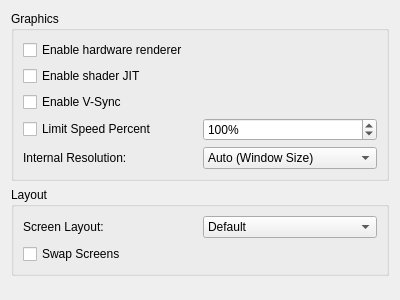
PabloMK7/citra, file src/citra_qt/configuration/configure_graphics.ui: the form before one commit.
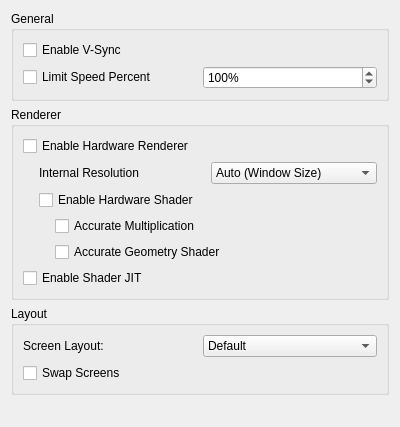
The form after the commit.

Commit message: citra-qt: add gpu shader emulation related configurations

```diff
--- a/src/citra_qt/configuration/configure_graphics.ui
+++ b/src/citra_qt/configuration/configure_graphics.ui
@@ -7,7 +7,7 @@
     <x>0</x>
     <y>0</y>
     <width>400</width>
-    <height>300</height>
+    <height>427</height>
    </rect>
   </property>
   <property name="windowTitle">
@@ -15,27 +15,11 @@
   </property>
   <layout class="QVBoxLayout" name="verticalLayout">
    <item>
-    <layout class="QVBoxLayout" name="verticalLayout_3">
-     <item>
-      <widget class="QGroupBox" name="groupBox">
+    <widget class="QGroupBox" name="generalBox">
        <property name="title">
-        <string>Graphics</string>
+      <string>General</string>
        </property>
        <layout class="QVBoxLayout" name="verticalLayout_2">
-        <item>
-         <widget class="QCheckBox" name="toggle_hw_renderer">
-          <property name="text">
-           <string>Enable hardware renderer</string>
-          </property>
-         </widget>
-        </item>
-        <item>
-         <widget class="QCheckBox" name="toggle_shader_jit">
-          <property name="text">
-           <string>Enable shader JIT</string>
-          </property>
-         </widget>
-        </item>
         <item>
          <widget class="QCheckBox" name="toggle_vsync">
           <property name="text">
@@ -70,12 +54,43 @@
           </item>
          </layout>
         </item>
+     </layout>
+    </widget>
+   </item>
+   <item>
+    <widget class="QGroupBox" name="rendererBox">
+     <property name="title">
+      <string>Renderer</string>
+     </property>
+     <layout class="QVBoxLayout" name="verticalLayout_6">
+      <item>
+       <widget class="QCheckBox" name="toggle_hw_renderer">
+        <property name="text">
+         <string>Enable Hardware Renderer</string>
+        </property>
+       </widget>
+      </item>
+      <item>
+       <widget class="QWidget" name="hw_renderer_group" native="true">
+        <layout class="QVBoxLayout" name="verticalLayout_5">
+         <property name="leftMargin">
+          <number>16</number>
+         </property>
+         <property name="topMargin">
+          <number>0</number>
+         </property>
+         <property name="rightMargin">
+          <number>0</number>
+         </property>
+         <property name="bottomMargin">
+          <number>0</number>
+         </property>
         <item>
          <layout class="QHBoxLayout" name="horizontalLayout">
           <item>
            <widget class="QLabel" name="label">
             <property name="text">
-             <string>Internal Resolution:</string>
+              <string>Internal Resolution</string>
             </property>
            </widget>
           </item>
@@ -140,19 +155,64 @@
           </item>
          </layout>
         </item>
+         <item>
+          <widget class="QCheckBox" name="toggle_hw_shader">
+           <property name="text">
+            <string>Enable Hardware Shader</string>
+           </property>
+          </widget>
+         </item>
+         <item>
+          <widget class="QWidget" name="hw_shader_group" native="true">
+           <layout class="QVBoxLayout" name="verticalLayout_7">
+            <property name="leftMargin">
+             <number>16</number>
+            </property>
+            <property name="topMargin">
+             <number>0</number>
+            </property>
+            <property name="rightMargin">
+             <number>0</number>
+            </property>
+            <property name="bottomMargin">
+             <number>0</number>
+            </property>
+            <item>
+             <widget class="QCheckBox" name="toggle_accurate_mul">
+              <property name="text">
+               <string>Accurate Multiplication</string>
+              </property>
+             </widget>
+            </item>
+            <item>
+             <widget class="QCheckBox" name="toggle_accurate_gs">
+              <property name="text">
+               <string>Accurate Geometry Shader</string>
+              </property>
+             </widget>
+            </item>
        </layout>
       </widget>
      </item>
     </layout>
+       </widget>
+      </item>
+      <item>
+       <widget class="QCheckBox" name="toggle_shader_jit">
+        <property name="text">
+         <string>Enable Shader JIT</string>
+        </property>
+       </widget>
+      </item>
+     </layout>
+    </widget>
    </item>
    <item>
     <widget class="QGroupBox" name="layoutBox">
      <property name="title">
       <string>Layout</string>
      </property>
-     <layout class="QHBoxLayout" name="horizontalLayout_3">
-      <item>
-       <layout class="QVBoxLayout" name="verticalLayout_4">
+     <layout class="QVBoxLayout" name="verticalLayout_3">
         <item>
          <layout class="QHBoxLayout" name="horizontalLayout_4">
           <item>
@@ -196,8 +256,6 @@
          </widget>
         </item>
        </layout>
-      </item>
-     </layout>
     </widget>
    </item>
    <item>
```
Left out of the diff: 9 changed lines with no effect on the pictures. Lines whose indentation alone changed are shown as unchanged. The commit also changes 1 other file.
